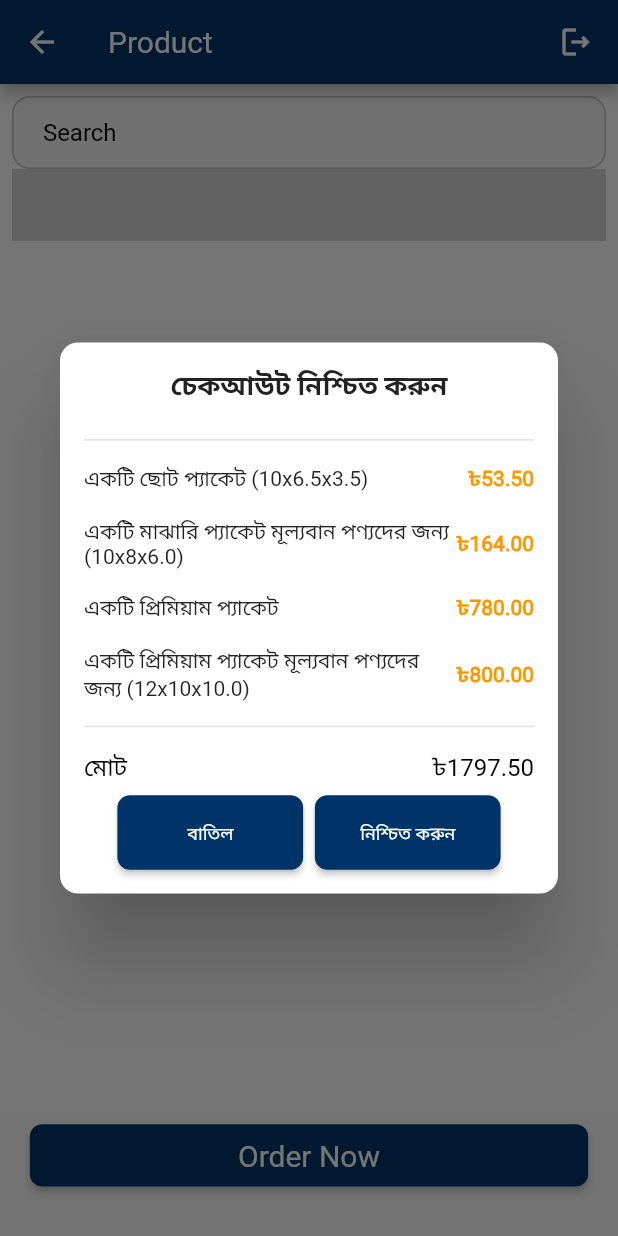
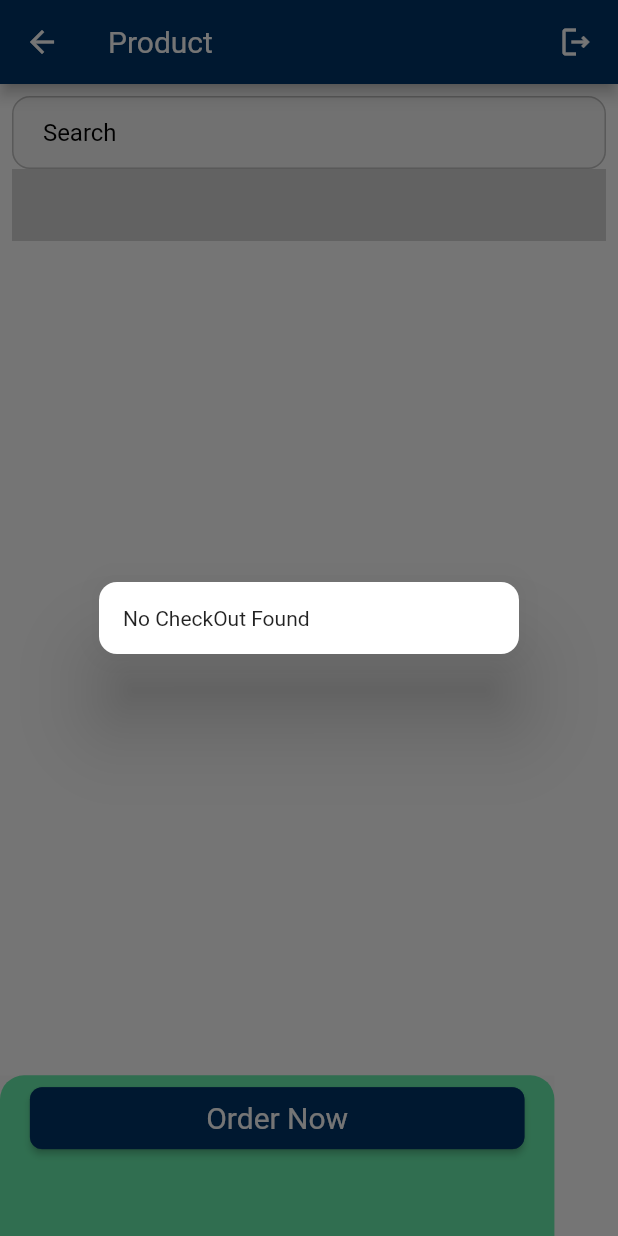
Before and after one commit to sm-mozammal/E-Commerce_Bloc, a Flutter app: the ProductScreen screen opened by its route, after a tap on "Order Now", on a phone screen of 412 x 824 dp. Run offline on Flutter 3.47's test engine with Material 3 defaults, Android fonts, the phone set to English and light mode, and no system bars; drawn by our look-alikes of auto_animated; our stand-ins replace cached_network_image, device_info_plus, dio, equatable, flutter_bloc, fluttertoast and 4 more; missing offline and left inert: dotlottie_loader, svg_flutter; accounts and stored records are empty; network calls fail.

Commit message:
Checkout page added

```diff
--- /dev/null
+++ b/lib/features/checkout/bloc/checkout_event.dart
@@ -0,0 +1,45 @@
+import 'package:equatable/equatable.dart';
+
+abstract class CartEvent extends Equatable {
+  @override
+  List<Object?> get props => [];
+}
+
+class AddToCartEvent extends CartEvent {
+  final String productName;
+  final String price;
+  final String imageUrl;
+  final int quantity;
+
+  AddToCartEvent({
+    required this.productName,
+    required this.price,
+    required this.imageUrl,
+    required this.quantity,
+  });
+
+  @override
+  List<Object?> get props => [productName, price, imageUrl, quantity];
+}
+
+class UpdateCartQuantityEvent extends CartEvent {
+  final String productName;
+  final int quantity;
+
+  UpdateCartQuantityEvent({
+    required this.productName,
+    required this.quantity,
+  });
+
+  @override
+  List<Object?> get props => [productName, quantity];
+}
+
+class RemoveFromCartEvent extends CartEvent {
+  final String productName;
+
+  RemoveFromCartEvent({required this.productName});
+
+  @override
+  List<Object?> get props => [productName];
+}
--- /dev/null
+++ b/lib/features/checkout/bloc/checkout_state.dart
@@ -0,0 +1,50 @@
+import 'package:equatable/equatable.dart';
+
+class CartItem extends Equatable {
+  final String productName;
+  final String price;
+  final String imageUrl;
+  final int quantity;
+
+  const CartItem({
+    required this.productName,
+    required this.price,
+    required this.imageUrl,
+    required this.quantity,
+  });
+
+  CartItem copyWith({
+    int? quantity,
+  }) {
+    return CartItem(
+      productName: productName,
+      price: price,
+      imageUrl: imageUrl,
+      quantity: quantity ?? this.quantity,
+    );
+  }
+
+  @override
+  List<Object?> get props => [productName, price, imageUrl, quantity];
+}
+
+abstract class CartState extends Equatable {
+  @override
+  List<Object?> get props => [];
+}
+
+class CartInitialState extends CartState {}
+
+class CartLoadedState extends CartState {
+  final List<CartItem> cartItems;
+
+  CartLoadedState({this.cartItems = const []});
+
+  double get totalPrice => cartItems.fold(
+        0.0,
+        (sum, item) => sum + (double.parse(item.price) * item.quantity),
+      );
+
+  @override
+  List<Object?> get props => [cartItems];
+}
--- /dev/null
+++ b/lib/features/checkout/model/cart_model.dart
@@ -0,0 +1,11 @@
+class CartItem {
+  final String productName;
+  final String price;
+  int quantity;
+
+  CartItem({
+    required this.productName,
+    required this.price,
+    required this.quantity,
+  });
+}
--- /dev/null
+++ b/lib/features/checkout/presentation/checkout_screen.dart
@@ -0,0 +1,136 @@
+import 'package:ecommerce_bloc/common_wigdets/common_button.dart';
+import 'package:ecommerce_bloc/constants/app_colors.dart';
+import 'package:ecommerce_bloc/constants/text_font_style.dart';
+import 'package:ecommerce_bloc/features/checkout/bloc/checkout_bloc.dart';
+import 'package:ecommerce_bloc/features/checkout/bloc/checkout_state.dart';
+import 'package:ecommerce_bloc/helpers/navigation_service.dart';
+import 'package:ecommerce_bloc/helpers/responsive_utils.dart';
+import 'package:flutter/material.dart';
+import 'package:flutter_bloc/flutter_bloc.dart';
+
+class CheckoutPopup extends StatefulWidget {
+  const CheckoutPopup({super.key});
+
+  @override
+  State<CheckoutPopup> createState() => _CheckoutPopupState();
+}
+
+class _CheckoutPopupState extends State<CheckoutPopup> {
+  @override
+  Widget build(BuildContext context) {
+    return Dialog(
+      shape: RoundedRectangleBorder(borderRadius: BorderRadius.circular(12.0)),
+      child: SizedBox(
+        child: Padding(
+          padding: const EdgeInsets.all(16.0),
+          child: BlocBuilder<CartBloc, CartState>(builder: (context, state) {
+            if (state is CartLoadedState) {
+              return Column(
+                mainAxisSize: MainAxisSize.min,
+                crossAxisAlignment: CrossAxisAlignment.start,
+                children: [
+                  Center(
+                    child: Text(
+                      "চেকআউট নিশ্চিত করুন",
+                      style: TextStyle(
+                        fontSize: 18,
+                        fontWeight: FontWeight.bold,
+                      ),
+                    ),
+                  ),
+                  SizedBox(height: 16),
+                  Divider(thickness: 1),
+                  ...state.cartItems.map((item) {
+                    return Padding(
+                      padding: const EdgeInsets.symmetric(vertical: 8.0),
+                      child: ProductTitleWidget(
+                        item: item,
+                      ),
+                    );
+                  }),
+                  Divider(thickness: 1),
+                  Padding(
+                    padding: const EdgeInsets.symmetric(vertical: 8.0),
+                    child: Row(
+                      mainAxisAlignment: MainAxisAlignment.spaceBetween,
+                      children: [
+                        Text(
+                          "মোট",
+                          style: TextFontStyle.textStyle16Roboto,
+                        ),
+                        Text(
+                          "৳${state.totalPrice}",
+                          style: TextFontStyle.textStyle16Roboto,
+                        ),
+                      ],
+                    ),
+                  ),
+                  _buildButton(),
+                ],
+              );
+            }
+            return const Text('No CheckOut Found');
+          }),
+        ),
+      ),
+    );
+  }
+
+  Row _buildButton() {
+    return Row(
+      mainAxisAlignment: MainAxisAlignment.center,
+      children: [
+        CommonButton(
+          text: "বাতিল",
+          onPressed: () {
+            NavigationService.goBack;
+          },
+          width: SizeConfig.width(30),
+          style: TextFontStyle.textStyle12Roboto
+              .copyWith(color: AppColors.cFFFFFF),
+        ),
+        SizedBox(width: 8),
+        CommonButton(
+          text: "নিশ্চিত করুন",
+          onPressed: () {
+            NavigationService.goBack;
+          },
+          width: SizeConfig.width(30),
+          style: TextFontStyle.textStyle12Roboto
+              .copyWith(color: AppColors.cFFFFFF),
+        )
+      ],
+    );
+  }
+}
+
+class ProductTitleWidget extends StatelessWidget {
+  final CartItem item;
+  const ProductTitleWidget({
+    super.key,
+    required this.item,
+  });
+
+  @override
+  Widget build(BuildContext context) {
+    return Row(
+      // mainAxisAlignment: MainAxisAlignment.spaceBetween,
+      children: [
+        Expanded(
+          child: Text(
+            '${item.productName} (৳${item.price} * ${item.quantity})',
+            style: TextStyle(fontSize: 14),
+          ),
+        ),
+        Text(
+          (double.parse(item.price) * item.quantity).toStringAsFixed(2),
+          style: TextStyle(
+            fontSize: 14,
+            fontWeight: FontWeight.bold,
+            color: Colors.orange,
+          ),
+        ),
+      ],
+    );
+  }
+}
--- a/lib/features/product/bloc/product_bloc.dart
+++ b/lib/features/product/bloc/product_bloc.dart
@@ -43,7 +43,7 @@ class ProductBloc extends Bloc<ProductEvent, ProductState> {
 
   Future<void> searchProduct(
       ProductSearchEvent event, Emitter<ProductState> emit) async {
-    emit(ProductLoadingState());
+    // emit(ProductLoadingState());
     try {
       if (productResponse.isNotEmpty) {
         List<ProductResponse> filteredResponse = productResponse
--- a/lib/features/product/presentation/product_screen.dart
+++ b/lib/features/product/presentation/product_screen.dart
@@ -1,4 +1,3 @@
-import 'package:ecommerce_bloc/common_wigdets/common_button.dart';
 import 'package:ecommerce_bloc/common_wigdets/custom_textfiled.dart';
 import 'package:ecommerce_bloc/common_wigdets/loading_indicators.dart';
 import 'package:ecommerce_bloc/features/authentication/bloc/login_bloc.dart';
@@ -6,9 +5,9 @@ import 'package:ecommerce_bloc/features/authentication/bloc/login_event.dart';
 import 'package:ecommerce_bloc/features/product/bloc/product_bloc.dart';
 import 'package:ecommerce_bloc/features/product/bloc/product_event.dart';
 import 'package:ecommerce_bloc/features/product/bloc/product_state.dart';
-import 'package:ecommerce_bloc/features/product/presentation/widgets/checkout_widget.dart';
+import 'package:ecommerce_bloc/features/product/presentation/widgets/bottomsheet_widget.dart';
 import 'package:ecommerce_bloc/features/product/presentation/widgets/product_card.dart';
-import 'package:ecommerce_bloc/helpers/responsive_utils.dart';
+import 'package:ecommerce_bloc/helpers/ui_helpers.dart';
 import 'package:flutter/material.dart';
 import 'package:flutter_bloc/flutter_bloc.dart';
 
@@ -110,33 +109,14 @@ class _ProductScreenState extends State<ProductScreen> {
                   return loadingIndicatorCircle(context: context);
                 }
               }),
+              UIHelper.verticalSpaceLarge,
+              UIHelper.verticalSpaceLarge,
+              UIHelper.verticalSpaceLarge,
             ],
           ),
         ),
       ),
-      bottomSheet: Container(
-        height: SizeConfig.height(10),
-        decoration: BoxDecoration(
-            borderRadius: BorderRadius.only(
-                topLeft: Radius.circular(16), topRight: Radius.circular(16))),
-        child: Padding(
-          padding: const EdgeInsets.symmetric(horizontal: 20.0, vertical: 8),
-          child: Column(
-            crossAxisAlignment: CrossAxisAlignment.center,
-            children: [
-              CommonButton(
-                  height: SizeConfig.height(5),
-                  text: "Order Now",
-                  onPressed: () {
-                    showDialog(
-                      context: context,
-                      builder: (context) => CheckoutPopup(),
-                    );
-                  })
-            ],
-          ),
-        ),
-      ),
+      bottomSheet: BootomSheetwidget(),
     );
   }
 }
--- /dev/null
+++ b/lib/features/product/presentation/widgets/bottomsheet_widget.dart
@@ -0,0 +1,64 @@
+import 'package:ecommerce_bloc/common_wigdets/common_button.dart';
+import 'package:ecommerce_bloc/constants/text_font_style.dart';
+import 'package:ecommerce_bloc/features/checkout/bloc/checkout_bloc.dart';
+import 'package:ecommerce_bloc/features/checkout/bloc/checkout_state.dart';
+import 'package:ecommerce_bloc/features/checkout/presentation/checkout_screen.dart';
+import 'package:ecommerce_bloc/helpers/responsive_utils.dart';
+import 'package:flutter/material.dart';
+import 'package:flutter_bloc/flutter_bloc.dart';
+
+class BootomSheetwidget extends StatelessWidget {
+  const BootomSheetwidget({
+    super.key,
+  });
+
+  @override
+  Widget build(BuildContext context) {
+    return Container(
+      height: SizeConfig.height(13),
+      decoration: BoxDecoration(
+          color: Colors.greenAccent,
+          borderRadius: BorderRadius.only(
+              topLeft: Radius.circular(16), topRight: Radius.circular(16))),
+      child: Padding(
+        padding: const EdgeInsets.symmetric(horizontal: 20.0, vertical: 8),
+        child: Column(
+          crossAxisAlignment: CrossAxisAlignment.center,
+          children: [
+            BlocBuilder<CartBloc, CartState>(builder: (context, state) {
+              if (state is CartLoadedState) {
+                return Padding(
+                  padding: const EdgeInsets.symmetric(vertical: 8.0),
+                  child: Row(
+                    mainAxisAlignment: MainAxisAlignment.center,
+                    children: [
+                      Text(
+                        "মোট:",
+                        style: TextFontStyle.textStyle16Roboto,
+                      ),
+                      Text(
+                        "৳${state.totalPrice}",
+                        style: TextFontStyle.textStyle16Roboto,
+                      ),
+                    ],
+                  ),
+                );
+              }
+              return SizedBox.shrink();
+            }),
+            CommonButton(
+                width: SizeConfig.width(80),
+                height: SizeConfig.height(5),
+                text: "Order Now",
+                onPressed: () {
+                  showDialog(
+                    context: context,
+                    builder: (context) => CheckoutPopup(),
+                  );
+                })
+          ],
+        ),
+      ),
+    );
+  }
+}
--- a/lib/features/product/presentation/widgets/checkout_widget.dart
+++ /dev/null
@@ -1,128 +0,0 @@
-import 'package:ecommerce_bloc/common_wigdets/common_button.dart';
-import 'package:ecommerce_bloc/constants/app_colors.dart';
-import 'package:ecommerce_bloc/constants/text_font_style.dart';
-import 'package:ecommerce_bloc/helpers/navigation_service.dart';
-import 'package:ecommerce_bloc/helpers/responsive_utils.dart';
-import 'package:flutter/material.dart';
-
-class CheckoutPopup extends StatefulWidget {
-  const CheckoutPopup({super.key});
-
-  @override
-  State<CheckoutPopup> createState() => _CheckoutPopupState();
-}
-
-class _CheckoutPopupState extends State<CheckoutPopup> {
-  @override
-  Widget build(BuildContext context) {
-    return Dialog(
-      shape: RoundedRectangleBorder(borderRadius: BorderRadius.circular(12.0)),
-      child: SizedBox(
-        child: Padding(
-          padding: const EdgeInsets.all(16.0),
-          child: Column(
-            mainAxisSize: MainAxisSize.min,
-            crossAxisAlignment: CrossAxisAlignment.start,
-            children: [
-              Center(
-                child: Text(
-                  "চেকআউট নিশ্চিত করুন",
-                  style: TextStyle(
-                    fontSize: 18,
-                    fontWeight: FontWeight.bold,
-                  ),
-                ),
-              ),
-              SizedBox(height: 16),
-              Divider(thickness: 1),
-              ...[
-                {
-                  "title": "একটি ছোট প্যাকেট (10x6.5x3.5)",
-                  "price": "৳53.50",
-                },
-                {
-                  "title":
-                      "একটি মাঝারি প্যাকেট মূল্যবান পণ্যদের জন্য (10x8x6.0)",
-                  "price": "৳164.00",
-                },
-                {
-                  "title": "একটি প্রিমিয়াম প্যাকেট",
-                  "price": "৳780.00",
-                },
-                {
-                  "title":
-                      "একটি প্রিমিয়াম প্যাকেট মূল্যবান পণ্যদের জন্য (12x10x10.0)",
-                  "price": "৳800.00",
-                },
-              ].map((item) {
-                return Padding(
-                  padding: const EdgeInsets.symmetric(vertical: 8.0),
-                  child: Row(
-                    mainAxisAlignment: MainAxisAlignment.spaceBetween,
-                    children: [
-                      Expanded(
-                        child: Text(
-                          item["title"]!,
-                          style: TextStyle(fontSize: 14),
-                        ),
-                      ),
-                      Text(
-                        item["price"]!,
-                        style: TextStyle(
-                          fontSize: 14,
-                          fontWeight: FontWeight.bold,
-                          color: Colors.orange,
-                        ),
-                      ),
-                    ],
-                  ),
-                );
-              }),
-              Divider(thickness: 1),
-              Padding(
-                padding: const EdgeInsets.symmetric(vertical: 8.0),
-                child: Row(
-                  mainAxisAlignment: MainAxisAlignment.spaceBetween,
-                  children: [
-                    Text(
-                      "মোট",
-                      style: TextFontStyle.textStyle16Roboto,
-                    ),
-                    Text(
-                      "৳1797.50",
-                      style: TextFontStyle.textStyle16Roboto,
-                    ),
-                  ],
-                ),
-              ),
-              Row(
-                mainAxisAlignment: MainAxisAlignment.center,
-                children: [
-                  CommonButton(
-                    text: "বাতিল",
-                    onPressed: () {
-                      NavigationService.goBack;
-                    },
-                    width: SizeConfig.width(30),
-                    style: TextFontStyle.textStyle12Roboto
-                        .copyWith(color: AppColors.cFFFFFF),
-                  ),
-                  SizedBox(width: 8),
-                  CommonButton(
-                    text: "নিশ্চিত করুন",
-                    onPressed: () {
-                      NavigationService.goBack;
-                    },
-                    width: SizeConfig.width(30),
-                    style: TextFontStyle.textStyle12Roboto
-                        .copyWith(color: AppColors.cFFFFFF),
-                  )
-                ],
-              ),
-            ],
-          ),
-        ),
-      ),
-    );
-  }
-}
```
Also changed, not shown: lib/features/checkout/bloc/checkout_bloc.dart (added, +85 -0 lines), lib/features/product/presentation/widgets/product_card.dart (+112 -67 lines), lib/main.dart (+7 -1 lines).
